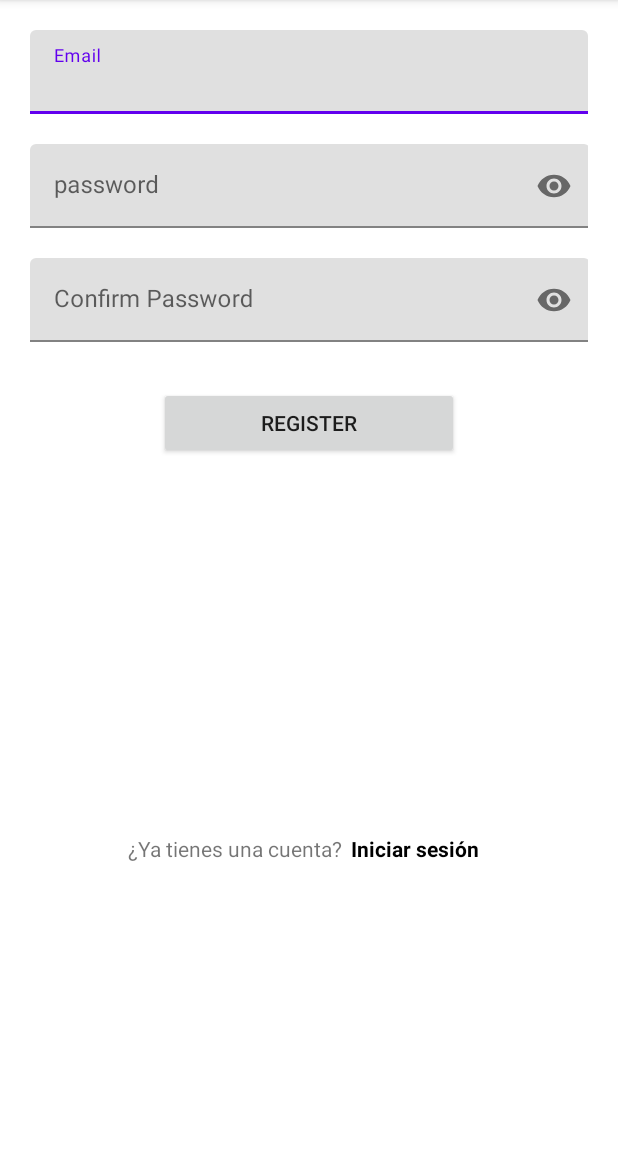
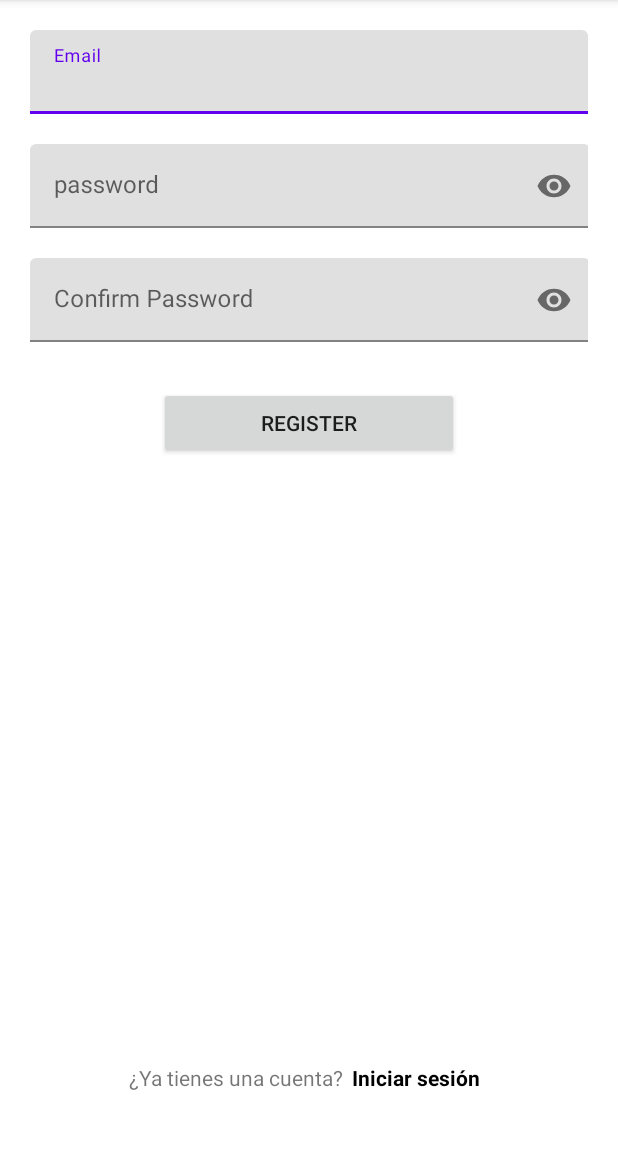
Before and after one commit to EmanuelD95/Retrofit, an Android app: the RegisterActivity screen opened directly, with no data from a screen before it, on a phone screen of 412 x 824 dp, the part 84-1233 px from its top. Run offline under Robolectric (Android 15) with nearby library versions, the phone set to English and light mode, and no system bars.

```diff
--- a/app/src/main/java/com/emanuel/retrofit/service/ApiService.kt
+++ b/app/src/main/java/com/emanuel/retrofit/service/ApiService.kt
@@ -19,6 +19,6 @@ interface ApiService {
     @GET("listResources/{id}")
     fun getResources(@Path("id") id: Int): Call<DataResourceResponse>
 
-        @GET("unknown")
+    @GET("unknown")
     fun getListResources(): Call<DataListResourcesResponse>
 }
--- a/app/src/main/res/layout/activity_register.xml
+++ b/app/src/main/res/layout/activity_register.xml
@@ -18,6 +18,7 @@
         android:hint="Email">
 
         <com.google.android.material.textfield.TextInputEditText
+            android:id="@+id/etEmail"
             android:layout_width="match_parent"
             android:layout_height="wrap_content" />
     </com.google.android.material.textfield.TextInputLayout>
@@ -27,11 +28,12 @@
         android:layout_width="373dp"
         android:layout_height="wrap_content"
         android:layout_marginTop="20dp"
+        app:endIconMode="password_toggle"
         android:hint="password"
-        app:endIconMode="password_toggle"
         app:startIconContentDescription="null">
 
     <com.google.android.material.textfield.TextInputEditText
+        android:id="@+id/etPassword"
         android:layout_width="match_parent"
         android:layout_height="wrap_content"
         android:inputType="textPassword" />
@@ -43,11 +45,12 @@
         android:layout_width="373dp"
         android:layout_height="wrap_content"
         android:layout_marginTop="20dp"
+        app:endIconMode="password_toggle"
         android:hint="Confirm Password"
-        app:endIconMode="password_toggle"
         app:startIconContentDescription="null">
 
         <com.google.android.material.textfield.TextInputEditText
+            android:id="@+id/etConfirmPassword"
             android:layout_width="match_parent"
             android:layout_height="wrap_content"
             android:inputType="textPassword" />
@@ -65,23 +68,20 @@
 
     <LinearLayout
         android:layout_width="match_parent"
-        android:layout_height="wrap_content"
-        android:orientation="horizontal">
+        android:layout_height="match_parent"
+        android:orientation="horizontal"
+        android:gravity="center|bottom"
+        android:layout_marginBottom="20dp">
 
         <TextView
-            android:id="@+id/textView2"
             android:layout_width="wrap_content"
             android:layout_height="wrap_content"
-            android:layout_marginStart="65sp"
-            android:layout_marginTop="250dp"
-            android:layout_marginEnd="0sp"
             android:text="¿Ya tienes una cuenta?" />
 
         <TextView
-            android:id="@+id/tv_login"
+            android:id="@+id/tvLogin"
             android:layout_width="wrap_content"
             android:layout_height="wrap_content"
-            android:layout_marginTop="250sp"
             android:paddingHorizontal="5dp"
             android:text="Iniciar sesión"
             android:textColor="@color/black"
```
Also changed, not shown: app/src/main/java/com/emanuel/retrofit/ui/login/LoginActivity.kt (+16 -4 lines), app/src/main/java/com/emanuel/retrofit/ui/login/RegisterActivity.kt (+21 -4 lines), app/src/main/res/layout/activity_login.xml (+9 -8 lines).
